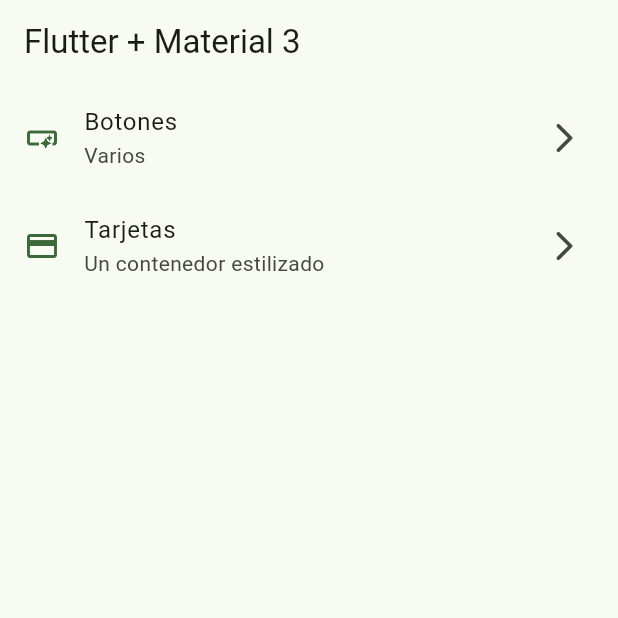
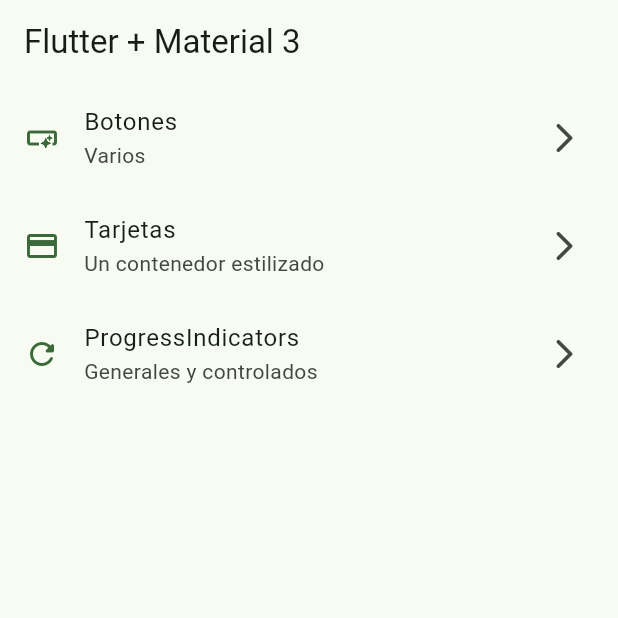
Before and after one commit to Reales09/WidgetsAppFlutter, a Flutter app: the screen it shows after launch, on a phone screen of 412 x 824 dp, the top half of it. Run offline on Flutter 3.47's test engine with Material 3 defaults, Android fonts, the phone set to English and light mode, and no system bars; our stand-ins replace go_router.

Commit message:
Progress indicator terminado

```diff
--- a/lib/config/menu/menu_item.dart
+++ b/lib/config/menu/menu_item.dart
@@ -27,4 +27,10 @@ const appMenuItems = <MenuItem>[
     link: '/cards',
     icon: Icons.credit_card,
   ),
+  MenuItem(
+    tittle: 'ProgressIndicators',
+    subTittle: 'Generales y controlados',
+    link: '/progress',
+    icon: Icons.refresh_rounded,
+  ),
 ];
--- a/lib/config/router/app_router.dart
+++ b/lib/config/router/app_router.dart
@@ -20,5 +20,10 @@ final appRouter = GoRouter(
       name: CardsScreens.name,
       builder: (context, state) => const CardsScreens(),
     ),
+    GoRoute(
+      path: '/progress',
+      name: ProgressScreen.name,
+      builder: (context, state) => const ProgressScreen(),
+    ),
   ],
 );
```
Also changed, not shown: lib/presentation/screens/progress/progress_screen.dart (+67 -1 lines).
